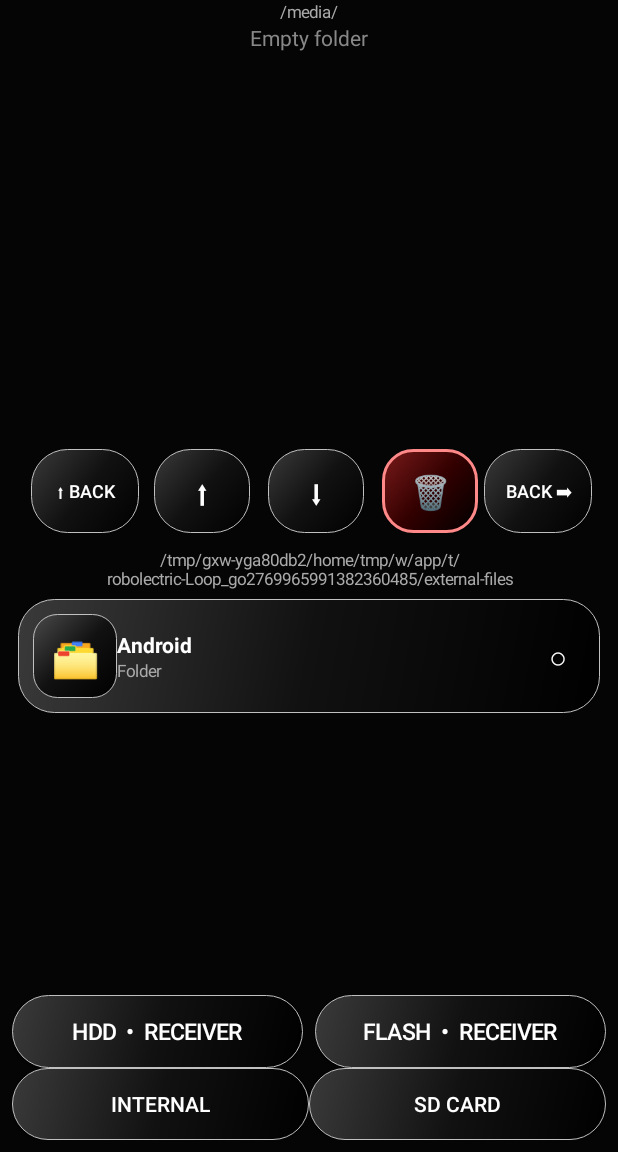
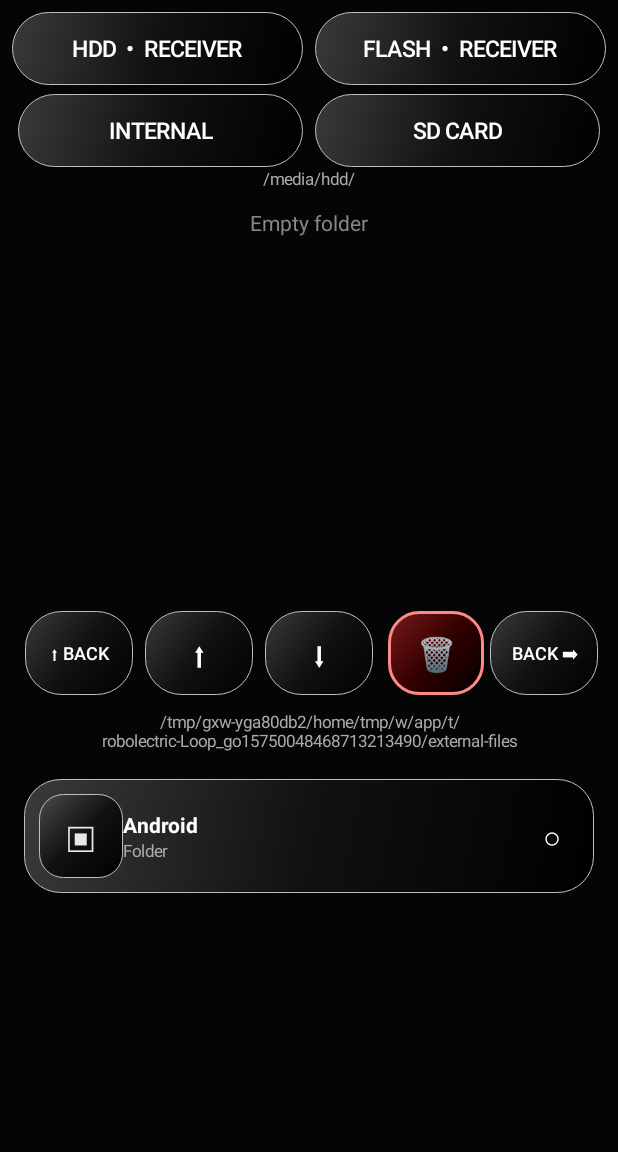
Before and after one commit to ah40mee-blip/uscript-apk, an Android app: the FileManagerActivity screen opened directly, with no data from a screen before it, after a tap on "SD CARD", on a phone screen of 412 x 824 dp, the part 84-1236 px from its top. Run offline under Robolectric (Android 15) with nearby library versions, the phone set to English and light mode, and no system bars; libraries missing offline, so code that uses them is left out: com.jcraft.jsch; 2 statements that could not run were skipped; 2 other taps on this screen came first.

Commit message:
Add files via upload

```diff
--- a/app/src/main/java/com/uscript/web/FileManagerActivity.kt
+++ b/app/src/main/java/com/uscript/web/FileManagerActivity.kt
@@ -77,13 +77,12 @@ class FileManagerActivity : AppCompatActivity() {
         return list
     }
 
-    // فولدر أسود لامع مش أصفر: خلفية سودا جلوسي + رمز فولدر فضي
+    // فولدر أسود لامع بجد - من غير إيموجي أصفر: مربع أسود جلوسي + حرف F فضي
     private fun folderIcon(): TextView = TextView(this).apply {
-        text = "\uD83D\uDDC2"; textSize = 26f; gravity = Gravity.CENTER; setTextColor(Color.parseColor("#E8E8E8"))
+        text = "▣"; textSize = 28f; gravity = Gravity.CENTER; setTextColor(Color.parseColor("#E8E8E8"))
         background = GradientDrawable(GradientDrawable.Orientation.TL_BR, intArrayOf(Color.parseColor("#4A4A4A"), Color.parseColor("#111111"), Color.parseColor("#000000"))).apply { cornerRadius = dp(16).toFloat(); setStroke(dp(1), Color.parseColor("#C0C0C0")) }
         layoutParams = LinearLayout.LayoutParams(dp(56), dp(56))
     }
-
     private fun sftp(): ChannelSftp? {
         return try {
             val jsch = JSch(); val s = jsch.getSession("root", ip, 22)
@@ -105,20 +104,33 @@ class FileManagerActivity : AppCompatActivity() {
         val btnX = Button(this).apply { text = "✕"; textSize = 18f; setTextColor(Color.WHITE); background = glossyBg(); layoutParams = LinearLayout.LayoutParams(dp(48), dp(48)); setOnClickListener { finish() } }
         headerRow.addView(header); headerRow.addView(btnX)
         root.addView(headerRow)
+        // فوق: مربعين HDD / FLASH بنفس ستايل السكرين بالظبط
+        val recvRootsTop = LinearLayout(this).apply { orientation = LinearLayout.HORIZONTAL; layoutParams = LinearLayout.LayoutParams(LinearLayout.LayoutParams.MATCH_PARENT, LinearLayout.LayoutParams.WRAP_CONTENT).apply { topMargin = dp(8) } }
+        val btnHDD2 = Button(this).apply { text = "HDD  •  RECEIVER"; textSize = 15f; setTextColor(Color.WHITE); background = glossyBg(); layoutParams = LinearLayout.LayoutParams(0, LinearLayout.LayoutParams.WRAP_CONTENT, 1f).apply { rightMargin = dp(4) }; setPadding(dp(8), dp(14), dp(8), dp(14)); setOnClickListener { recvRoot = "HDD"; recvPath = "/media/hdd/"; refreshReceiver() } }
+        val btnFlash2 = Button(this).apply { text = "FLASH  •  RECEIVER"; textSize = 15f; setTextColor(Color.WHITE); background = glossyBg(); layoutParams = LinearLayout.LayoutParams(0, LinearLayout.LayoutParams.WRAP_CONTENT, 1f).apply { leftMargin = dp(4) }; setPadding(dp(8), dp(14), dp(8), dp(14)); setOnClickListener { recvRoot = "FLASH"; recvPath = "/"; refreshReceiver() } }
+        recvRootsTop.addView(btnHDD2); recvRootsTop.addView(btnFlash2)
+        root.addView(recvRootsTop)
+        // فوق برضه: INTERNAL / SD CARD تحت HDD/FLASH - نفس المكان الجديد اللي فوق بالأحمر
+        val mobRootsTop = LinearLayout(this).apply { orientation = LinearLayout.HORIZONTAL; layoutParams = LinearLayout.LayoutParams(LinearLayout.LayoutParams.MATCH_PARENT, LinearLayout.LayoutParams.WRAP_CONTENT).apply { topMargin = dp(6) } }
+        for ((label, path) in mobileRoots()) {
+            val b = Button(this).apply { text = label; textSize = 15f; setTextColor(Color.WHITE); background = glossyBg(); layoutParams = LinearLayout.LayoutParams(0, LinearLayout.LayoutParams.WRAP_CONTENT, 1f).apply { leftMargin = dp(4); rightMargin = dp(4) }; setPadding(dp(8), dp(14), dp(8), dp(14)); setOnClickListener { mobRoot = label; mobPath = path; refreshMobile() } }
+            mobRootsTop.addView(b)
+        }
+        root.addView(mobRootsTop)
 
         // ===== الصف اللي فوق: الرسيفر =====
         val topRow = LinearLayout(this).apply { orientation = LinearLayout.VERTICAL; layoutParams = LinearLayout.LayoutParams(LinearLayout.LayoutParams.MATCH_PARENT, 0, 1f) }
         // اتشال مربع RECEIVER - زي السكرين بالظبط
         recvPathView = TextView(this).apply { text = recvPath; textSize = 11f; setTextColor(Color.parseColor("#AAAAAA")); gravity = Gravity.CENTER }
         recvList = LinearLayout(this).apply { orientation = LinearLayout.VERTICAL }
-        val recvScroll = ScrollView(this).apply { addView(recvList); layoutParams = LinearLayout.LayoutParams(LinearLayout.LayoutParams.MATCH_PARENT, 0, 1f) }
+        val recvScroll = ScrollView(this).apply { addView(recvList); setPadding(dp(4), dp(12), dp(4), dp(4)); layoutParams = LinearLayout.LayoutParams(LinearLayout.LayoutParams.MATCH_PARENT, 0, 1f) }
          topRow.addView(recvPathView); topRow.addView(recvScroll)
         root.addView(topRow)
 
         // ===== النص: سهمين بالعرض + مسح =====
-        val mid = LinearLayout(this).apply { orientation = LinearLayout.HORIZONTAL; gravity = Gravity.CENTER; setPadding(dp(4), dp(10), dp(4), dp(10)) }
+        val mid = LinearLayout(this).apply { orientation = LinearLayout.HORIZONTAL; gravity = Gravity.CENTER; setPadding(dp(2), dp(10), dp(2), dp(10)) }
         fun arrowBtn(txt: String, toReceiver: Boolean): Button {
-            val b = Button(this).apply { text = txt; textSize = 22f; setTextColor(Color.WHITE); background = glossyBg(); layoutParams = LinearLayout.LayoutParams(dp(64), dp(56)).apply { leftMargin = dp(6); rightMargin = dp(6) } }
+            val b = Button(this).apply { text = txt; textSize = 22f; setTextColor(Color.WHITE); background = glossyBg(); layoutParams = LinearLayout.LayoutParams(dp(72), dp(56)).apply { leftMargin = dp(4); rightMargin = dp(4) }; gravity = Gravity.CENTER }
             b.setOnClickListener { if (toReceiver) copyMobToRecv(false) else copyRecvToMob(false) }
             b.setOnLongClickListener { if (toReceiver) copyMobToRecv(true) else copyRecvToMob(true); true }
             return b
@@ -146,7 +158,7 @@ class FileManagerActivity : AppCompatActivity() {
         // اتشال مربع MOBILE - زي السكرين بالظبط
         mobPathView = TextView(this).apply { text = mobPath; textSize = 11f; setTextColor(Color.parseColor("#AAAAAA")); gravity = Gravity.CENTER }
         mobList = LinearLayout(this).apply { orientation = LinearLayout.VERTICAL }
-        val mobScroll = ScrollView(this).apply { addView(mobList); layoutParams = LinearLayout.LayoutParams(LinearLayout.LayoutParams.MATCH_PARENT, 0, 1f) }
+        val mobScroll = ScrollView(this).apply { addView(mobList); setPadding(dp(4), dp(12), dp(4), dp(4)); layoutParams = LinearLayout.LayoutParams(LinearLayout.LayoutParams.MATCH_PARENT, 0, 1f) }
          bottomRow.addView(mobPathView); bottomRow.addView(mobScroll)
         root.addView(bottomRow)
 
@@ -157,19 +169,7 @@ class FileManagerActivity : AppCompatActivity() {
         progressBox.addView(progressText); progressBox.addView(progressBar)
         root.addView(progressBox)
 
-        // فوق: مربعين HDD / FLASH بنفس ستايل السكرين بالظبط
-        val recvRootsTop = LinearLayout(this).apply { orientation = LinearLayout.HORIZONTAL; layoutParams = LinearLayout.LayoutParams(LinearLayout.LayoutParams.MATCH_PARENT, LinearLayout.LayoutParams.WRAP_CONTENT).apply { topMargin = dp(8) } }
-        val btnHDD2 = Button(this).apply { text = "HDD  •  RECEIVER"; textSize = 15f; setTextColor(Color.WHITE); background = glossyBg(); layoutParams = LinearLayout.LayoutParams(0, LinearLayout.LayoutParams.WRAP_CONTENT, 1f).apply { rightMargin = dp(4) }; setPadding(dp(8), dp(14), dp(8), dp(14)); setOnClickListener { recvRoot = "HDD"; recvPath = "/media/hdd/"; refreshReceiver() } }
-        val btnFlash2 = Button(this).apply { text = "FLASH  •  RECEIVER"; textSize = 15f; setTextColor(Color.WHITE); background = glossyBg(); layoutParams = LinearLayout.LayoutParams(0, LinearLayout.LayoutParams.WRAP_CONTENT, 1f).apply { leftMargin = dp(4) }; setPadding(dp(8), dp(14), dp(8), dp(14)); setOnClickListener { recvRoot = "FLASH"; recvPath = "/"; refreshReceiver() } }
-        recvRootsTop.addView(btnHDD2); recvRootsTop.addView(btnFlash2)
-        root.addView(recvRootsTop)
-        val bottom = LinearLayout(this).apply { orientation = LinearLayout.HORIZONTAL }
-        // تحت: INTERNAL / SD CARD بدل Terminal / Close
-        for ((label, path) in mobileRoots()) {
-            val b = Button(this).apply { text = label; setTextColor(Color.WHITE); background = glossyBg(); layoutParams = LinearLayout.LayoutParams(0, LinearLayout.LayoutParams.WRAP_CONTENT, 1f); setOnClickListener { mobRoot = label; mobPath = path; refreshMobile() } }
-            bottom.addView(b)
-        }
-        root.addView(bottom)
+        // اتنقل INTERNAL/SD CARD لفوق مع HDD/FLASH
 
         setContentView(root)
         refreshReceiver(); refreshMobile()
```
